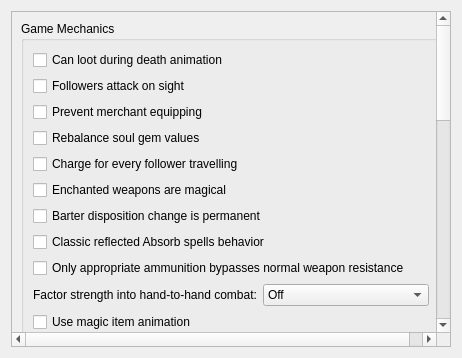
Above: files/ui/advancedpage.ui from nikamigaming-create/nikami-openmw-lab before the change. Below: the same form after it.
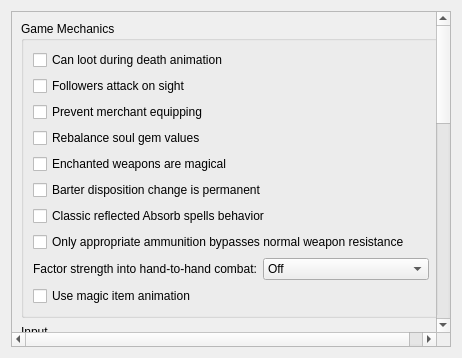
That is the form after the change.

Commit message: Always account for every follower travelling

Diff of the .ui file:
```diff
--- a/files/ui/advancedpage.ui
+++ b/files/ui/advancedpage.ui
@@ -56,16 +56,6 @@
             </property>
            </widget>
           </item>
-          <item>
-           <widget class="QCheckBox" name="chargeForEveryFollowerCheckBox">
-            <property name="toolTip">
-             <string>&lt;html&gt;&lt;head/&gt;&lt;body&gt;&lt;p&gt;Account for the first follower in fast travel cost calculations.&lt;/p&gt;&lt;/body&gt;&lt;/html&gt;</string>
-            </property>
-            <property name="text">
-             <string>Charge for every follower travelling</string>
-            </property>
-           </widget>
-          </item>
           <item>
            <widget class="QCheckBox" name="enchantedWeaponsMagicalCheckBox">
             <property name="toolTip">
```
The commit also changes 3 other files.
